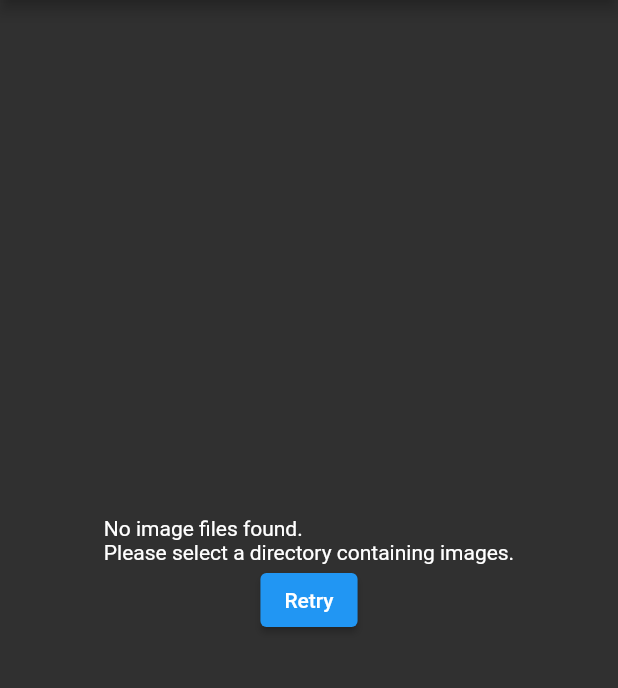
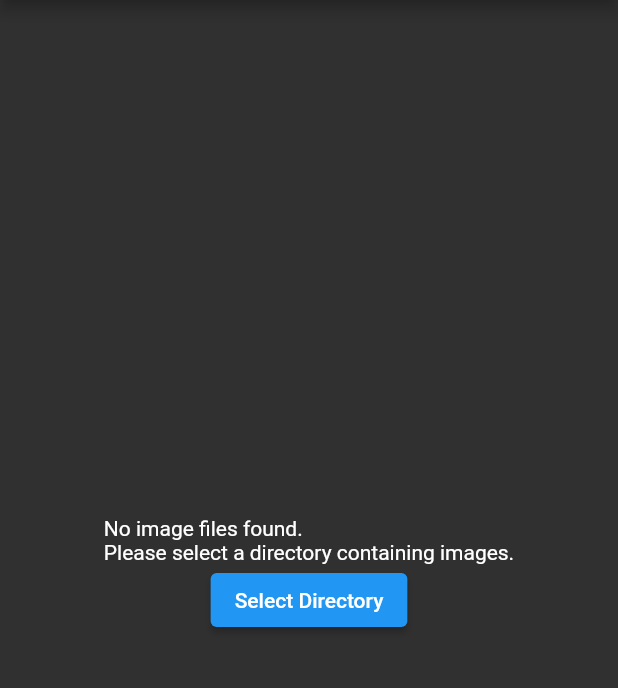
Before and after one commit to graffight/image_captioner, a Flutter app: the screen it shows after launch, on a phone screen of 412 x 824 dp, the part 84-772 px from its top. Run offline on Flutter 3.47's test engine with Material 2 defaults, Android fonts, the phone set to English and light mode, and no system bars; our stand-ins replace file_picker, permission_handler.

Commit message:
Ensure we always save text file

```diff
--- a/lib/main.dart
+++ b/lib/main.dart
@@ -176,7 +176,7 @@ class ImageAnnotationAppState extends State<ImageAnnotationApp> {
               onPressed: () {
                 getImagesFromDirectory();
               },
-              child: const Text("Retry"),
+              child: const Text("Select Directory"),
             ),
           ],
         ),
@@ -209,6 +209,7 @@ class ImageAnnotationAppState extends State<ImageAnnotationApp> {
             children: [
               ElevatedButton(
                 onPressed: () {
+                  saveTextToFile(textController.text, imageFiles[currentImageIndex].path);
                   showPreviousImage();
                 },
                 child: const Text("Previous"),
@@ -216,6 +217,7 @@ class ImageAnnotationAppState extends State<ImageAnnotationApp> {
               const SizedBox(width: 10),
               ElevatedButton(
                 onPressed: () {
+                  saveTextToFile(textController.text, imageFiles[currentImageIndex].path);
                   goBackToFilePicker();
                 },
                 child: const Text("Home"),
```
